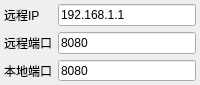
This is form/udp_config_widget.ui in half-nothing/UpperComputer as Qt 5 draws it before an edit. The edited form follows.
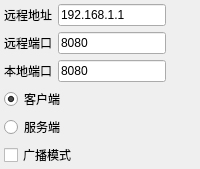
This is the edited form.

The edit to the form file:
```diff
--- a/form/udp_config_widget.ui
+++ b/form/udp_config_widget.ui
@@ -7,7 +7,7 @@
     <x>0</x>
     <y>0</y>
     <width>200</width>
-    <height>85</height>
+    <height>169</height>
    </rect>
   </property>
   <property name="sizePolicy">
@@ -19,7 +19,7 @@
   <property name="minimumSize">
    <size>
     <width>200</width>
-    <height>85</height>
+    <height>169</height>
    </size>
   </property>
   <property name="maximumSize">
@@ -53,10 +53,10 @@
    <property name="bottomMargin">
     <number>4</number>
    </property>
-   <item row="0" column="0" colspan="2">
+   <item row="0" column="0">
     <layout class="QGridLayout" name="gridLayout">
-     <item row="1" column="1">
-      <widget class="QLineEdit" name="RomtePort">
+     <item row="2" column="1" colspan="2">
+      <widget class="QLineEdit" name="local_port_edit">
        <property name="text">
         <string>8080</string>
        </property>
@@ -69,15 +69,15 @@
        </property>
       </widget>
      </item>
-     <item row="0" column="0">
-      <widget class="QLabel" name="label">
+     <item row="1" column="1" colspan="2">
+      <widget class="QLineEdit" name="remote_port_edit">
        <property name="text">
-        <string>远程IP</string>
+        <string>8080</string>
        </property>
       </widget>
      </item>
-     <item row="0" column="1">
-      <widget class="QLineEdit" name="RomteIp">
+     <item row="0" column="1" colspan="2">
+      <widget class="QLineEdit" name="remote_ip_edit">
        <property name="text">
         <string>192.168.1.1</string>
        </property>
@@ -90,11 +90,41 @@
        </property>
       </widget>
      </item>
-     <item row="2" column="1">
-      <widget class="QLineEdit" name="LocalPort">
+     <item row="4" column="0" colspan="3">
+      <widget class="QRadioButton" name="server_mode_button">
        <property name="text">
-        <string>8080</string>
+        <string>服务端</string>
        </property>
+       <attribute name="buttonGroup">
+        <string notr="true">socket_mode_group</string>
+       </attribute>
+      </widget>
+     </item>
+     <item row="0" column="0">
+      <widget class="QLabel" name="remote_ip_label">
+       <property name="text">
+        <string>远程地址</string>
+       </property>
+      </widget>
+     </item>
+     <item row="6" column="0" colspan="3">
+      <widget class="QCheckBox" name="broadcast_mode_check_box">
+       <property name="text">
+        <string>广播模式</string>
+       </property>
+      </widget>
+     </item>
+     <item row="3" column="0" colspan="3">
+      <widget class="QRadioButton" name="client_mode_button">
+       <property name="text">
+        <string>客户端</string>
+       </property>
+       <property name="checked">
+        <bool>true</bool>
+       </property>
+       <attribute name="buttonGroup">
+        <string notr="true">socket_mode_group</string>
+       </attribute>
       </widget>
      </item>
     </layout>
```
Left out of the diff: 63 changed lines with no effect on the pictures.
